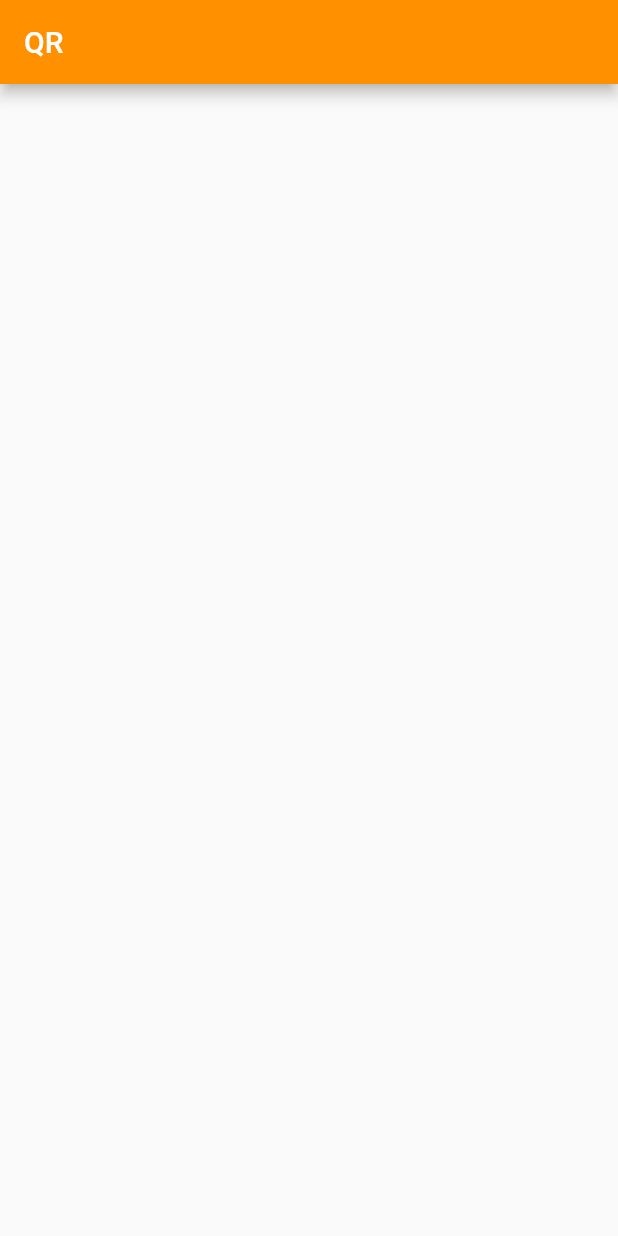
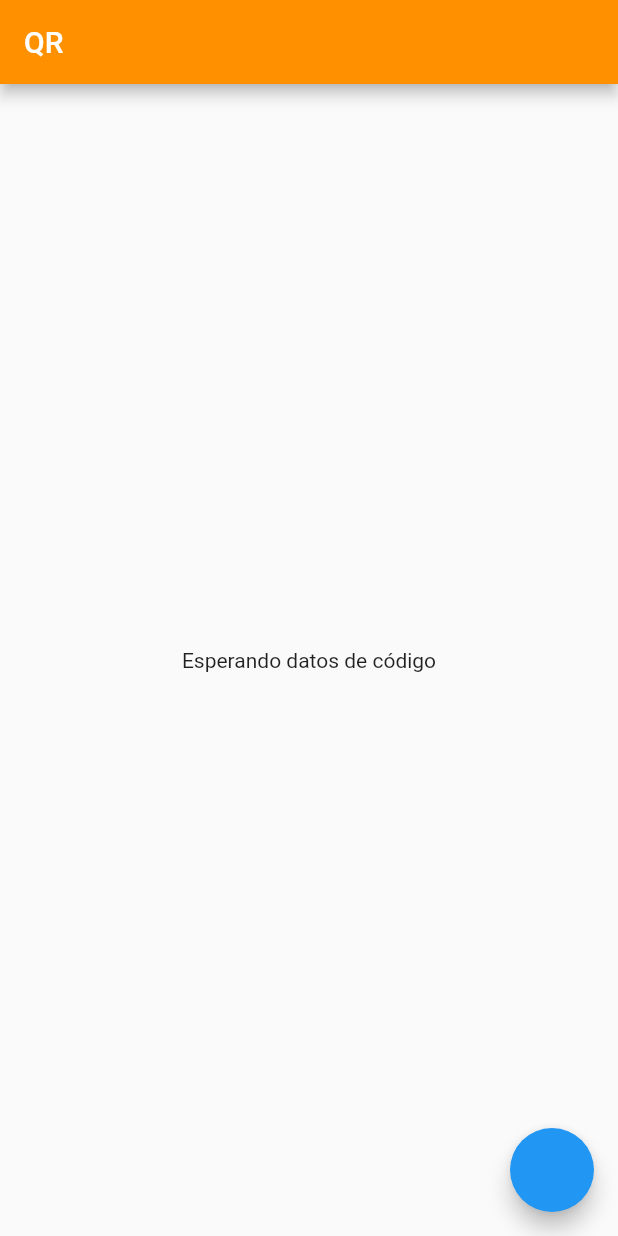
Before and after one commit to Hectorc70/app_qr, a Flutter app: the screen it shows after launch, on a phone screen of 412 x 824 dp. Run offline on Flutter 3.47's test engine with Material 2 defaults, Android fonts, the phone set to English and light mode, and no system bars; missing offline and left inert: barcode_scan.

Commit message:
qr prueba

```diff
--- a/lib/src/pages/home_page.dart
+++ b/lib/src/pages/home_page.dart
@@ -1,6 +1,20 @@
 import 'package:flutter/material.dart';
 
-class HomePage extends StatelessWidget {
+import 'package:barcode_scan/barcode_scan.dart';
+
+class HomePage extends StatefulWidget {
+
+  @override
+  createState() => _HomePageState();
+
+
+}
+
+
+
+
+class _HomePageState extends State<HomePage> {
+  ScanResult _scanResult;
   @override
   Widget build(BuildContext context) {
     return Scaffold(
@@ -8,8 +22,27 @@ class HomePage extends StatelessWidget {
         title: Text('QR'),
         backgroundColor: Color(0xFFFF9000),
       ),
-
-
+      body: Center(
+          child: _scanResult == null
+              ? Text('Esperando datos de código')
+              : Column(
+                  children: [
+                    Text('Contenido: ${_scanResult.rawContent}'),
+                    Text('Formato: ${_scanResult.format.toString()}'),
+                  ],
+                )),
+      floatingActionButton: FloatingActionButton(
+        onPressed: () {
+          _scanCode();
+        },
+      ),
     );
   }
+
+    Future<void> _scanCode() async {
+    var result = await BarcodeScanner.scan();
+    setState(() {
+      _scanResult = result;
+    });
+  }
 }
```
